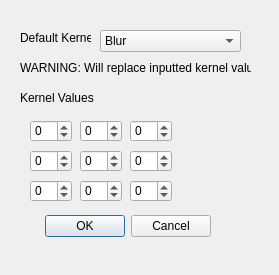
First picture: the form in ConvoluteKernelDialog.ui, repository guestnone/imageedit, before the edit.
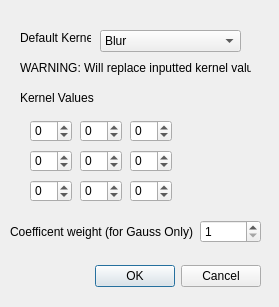
Second picture: the form after the edit.

Commit message:
Added simple image operations (except darkening which barely works), gray scaling, custom convolution kernel
- Fixed bug which not being able to handle arbitrary kernels

What changed in the file:
```diff
--- a/ConvoluteKernelDialog.ui
+++ b/ConvoluteKernelDialog.ui
@@ -7,7 +7,7 @@
     <x>0</x>
     <y>0</y>
     <width>279</width>
-    <height>275</height>
+    <height>307</height>
    </rect>
   </property>
   <property name="windowTitle">
@@ -16,8 +16,8 @@
   <widget class="QDialogButtonBox" name="buttonBox">
    <property name="geometry">
     <rect>
-     <x>20</x>
-     <y>210</y>
+     <x>70</x>
+     <y>260</y>
      <width>191</width>
      <height>32</height>
     </rect>
@@ -255,6 +255,41 @@
     <number>100</number>
    </property>
   </widget>
+  <widget class="QWidget" name="formLayoutWidget">
+   <property name="geometry">
+    <rect>
+     <x>10</x>
+     <y>220</y>
+     <width>251</width>
+     <height>31</height>
+    </rect>
+   </property>
+   <layout class="QFormLayout" name="formLayout">
+    <item row="0" column="0">
+     <widget class="QLabel" name="label_4">
+      <property name="text">
+       <string>Coefficent weight (for Gauss Only)</string>
+      </property>
+     </widget>
+    </item>
+    <item row="0" column="1">
+     <widget class="QSpinBox" name="gaussCoeffSpinBox">
+      <property name="minimum">
+       <number>1</number>
+      </property>
+      <property name="maximum">
+       <number>1000</number>
+      </property>
+      <property name="singleStep">
+       <number>1</number>
+      </property>
+      <property name="value">
+       <number>1</number>
+      </property>
+     </widget>
+    </item>
+   </layout>
+  </widget>
  </widget>
  <resources/>
  <connections>
```
Left out of the diff: 5 changed lines with no effect on the pictures. The commit also changes 16 other files.
